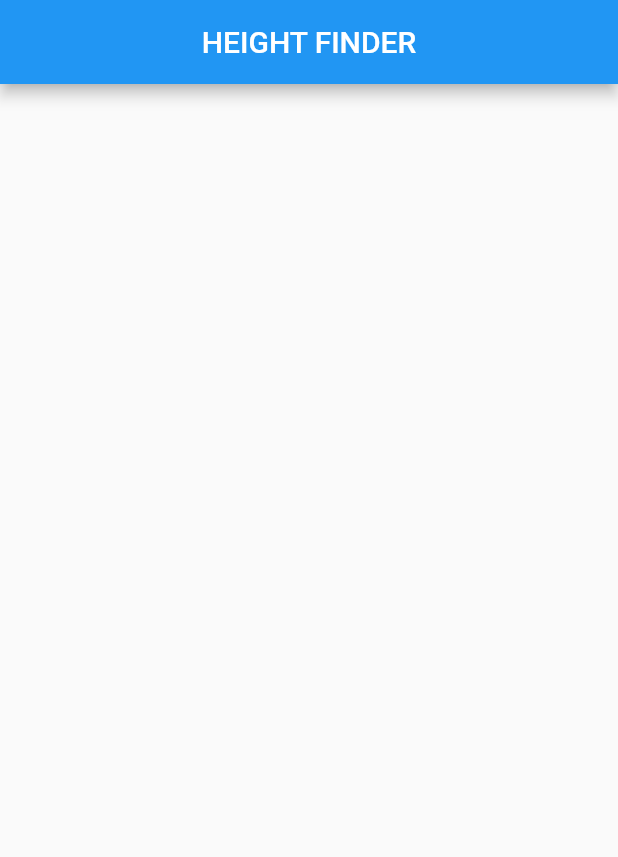
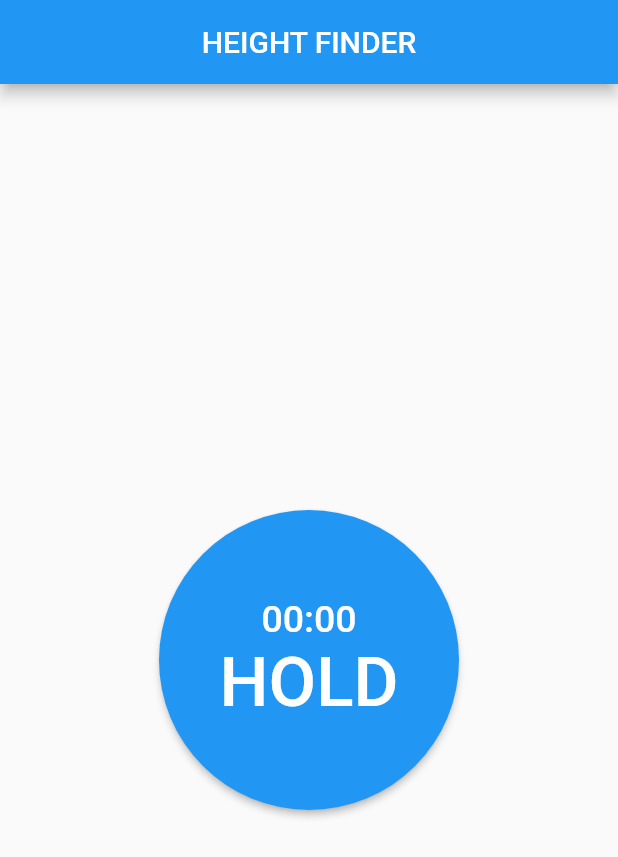
Before and after one commit to JaredTeter/height_finder, a Flutter app: the screen it shows after launch, on a phone screen of 412 x 824 dp. Shown: the top 857 px of the screen. Run offline on Flutter 3.47's test engine with Material 2 defaults, Android fonts, the phone set to English and light mode, and no system bars.

Commit message:
Created timeButton widget and added it to Home

```diff
--- a/lib/button.dart
+++ b/lib/button.dart
@@ -0,0 +1,32 @@
+import 'package:flutter/material.dart';
+
+Widget timeButton() {
+  return Listener(
+    onPointerDown: (details) => print("Pointer Down"),
+    onPointerUp: (details) => print("Pointer Up"),
+    child: ElevatedButton(
+      onPressed: () {},
+      style: ElevatedButton.styleFrom(
+        fixedSize: const Size(200, 200),
+        shape: const CircleBorder(),
+      ),
+      child: Column(
+        mainAxisAlignment: MainAxisAlignment.center,
+        children: const [
+          Text(
+            "00:00",
+            style: TextStyle(
+              fontSize: 25.0,
+            ),
+          ),
+          Text(
+            "HOLD",
+            style: TextStyle(
+              fontSize: 46.0,
+            ),
+          ),
+        ],
+      ),
+    ),
+  );
+}
--- a/lib/home.dart
+++ b/lib/home.dart
@@ -1,4 +1,5 @@
 import 'package:flutter/material.dart';
+import 'package:height_finder/button.dart';
 
 class Home extends StatefulWidget {
   const Home({Key? key}) : super(key: key);
@@ -15,7 +16,12 @@ class _HomeState extends State<Home> {
         title: const Center(child: Text('HEIGHT FINDER')),
       ),
       body: Center(
-        child: Column(),
+        child: Column(
+          mainAxisAlignment: MainAxisAlignment.spaceAround,
+          children: [
+            timeButton(),
+          ],
+        ),
       ),
     );
   }
```
